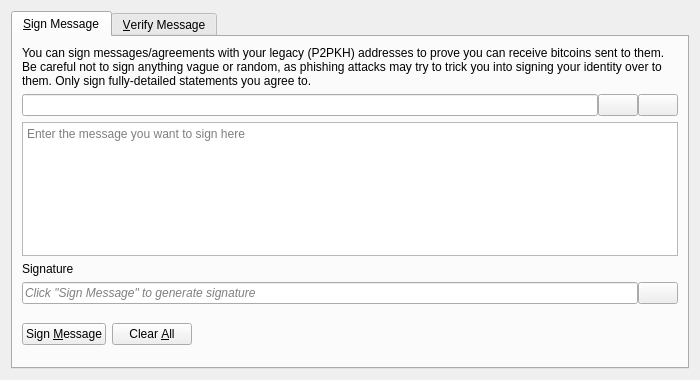
pqch-core/pqch, file src/qt/forms/signverifymessagedialog.ui: the form before one commit.
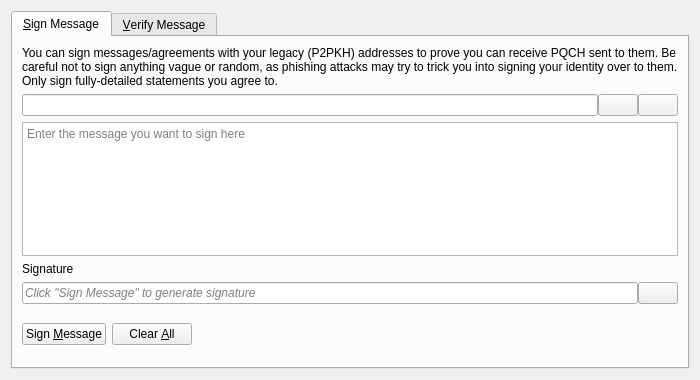
The form after the commit. Icons and pictures are not drawn. Custom widgets are drawn as their Qt base class.

Commit message: qt: 24 recovery words in the GUI, P2MR receive, PQCH branding

```diff
--- a/src/qt/forms/signverifymessagedialog.ui
+++ b/src/qt/forms/signverifymessagedialog.ui
@@ -30,7 +30,7 @@
        <item>
         <widget class="QLabel" name="infoLabel_SM">
          <property name="text">
-          <string>You can sign messages/agreements with your legacy (P2PKH) addresses to prove you can receive bitcoins sent to them. Be careful not to sign anything vague or random, as phishing attacks may try to trick you into signing your identity over to them. Only sign fully-detailed statements you agree to.</string>
+          <string>You can sign messages/agreements with your legacy (P2PKH) addresses to prove you can receive PQCH sent to them. Be careful not to sign anything vague or random, as phishing attacks may try to trick you into signing your identity over to them. Only sign fully-detailed statements you agree to.</string>
          </property>
          <property name="textFormat">
           <enum>Qt::PlainText</enum>
```
Left out of the diff: 8 changed lines with no effect on the pictures. The commit also changes 61 other files.
